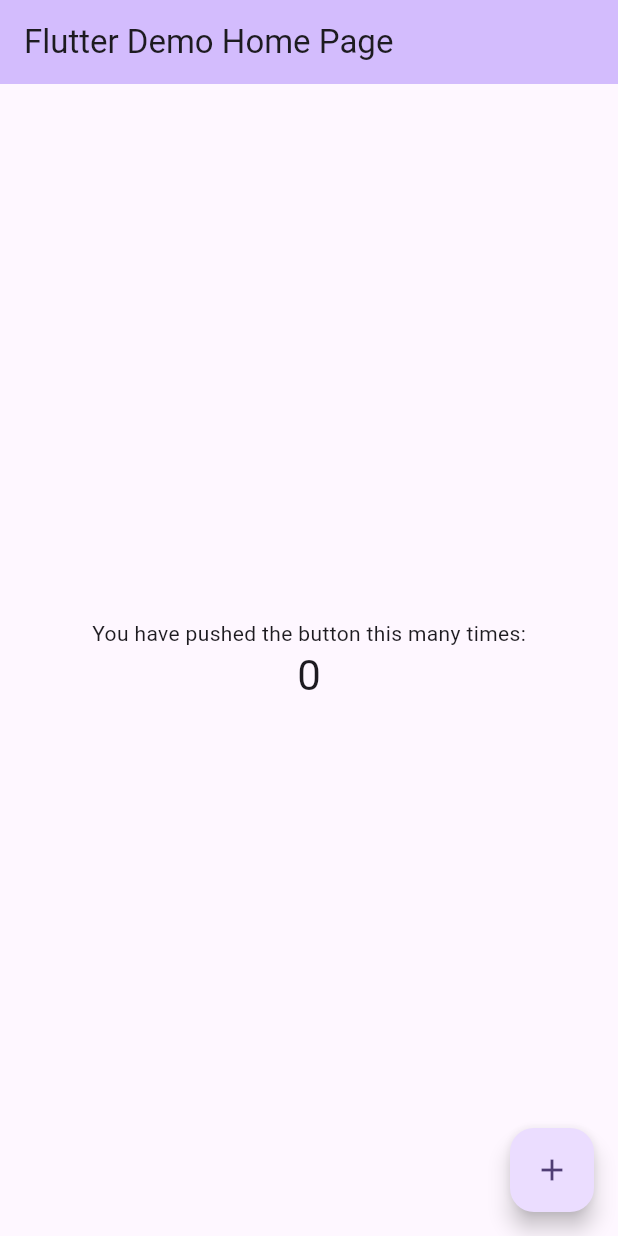
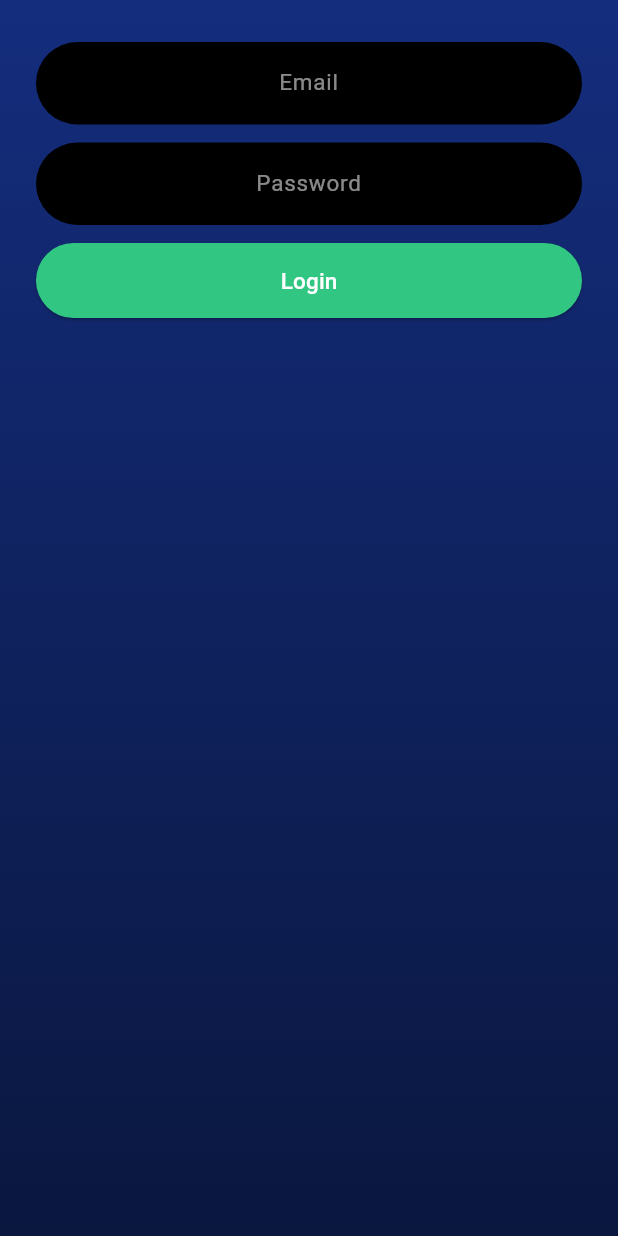
Before and after one commit to Tona-Mangobyte/flutter-fundamentals, a Flutter app: the screen it shows after launch, on a phone screen of 412 x 824 dp. Run offline on Flutter 3.47's test engine with Material 3 defaults, Android fonts, the phone set to English and light mode, and no system bars; Roboto replaces fonts that are missing (SF Pro Text, Regular, SF Pro Text, Semibold).

Commit message:
make simple login-screen

```diff
--- /dev/null
+++ b/simple_demo/lib/constants/app_color.dart
@@ -0,0 +1,18 @@
+import 'package:flutter/material.dart';
+
+mixin AppColors {
+  static LinearGradient gradientPrimary = const LinearGradient(
+      begin: Alignment.topCenter,
+      end: Alignment.bottomCenter,
+      colors: [Color(0xFF142D7D), Color(0xFF0A173F)]);
+  static Color primary = const Color(0xFF142D7D);
+  static Color secondary = const Color(0xFF31C782);
+  static Color primaryDark = const Color(0xFF333333);
+  static Color primaryDarkWithAlpha = const Color(0x80333333);
+  static Color lightGray = const Color(0xFFEBEBEB);
+  static Color shadowColor = const Color(0x33000000);
+  static Color brightRed = const Color(0xFFE6011A);
+  static Color facebook = const Color(0xFF4267B2);
+  static Color green = const Color(0xFF31C782);
+  static Color divider = const Color(0xFFE6E6E6);
+}
--- /dev/null
+++ b/simple_demo/lib/constants/dimens.dart
@@ -0,0 +1,14 @@
+class Dimens {
+  static const double smallFont = 12.0;
+  static const double normalFont = 15.0;
+  static const double tabBarAssetHeight = 24.0;
+  static const double extraLargeFont = 25.0;
+  static const double doubleExtraLargeFont = 50.0;
+
+  static const double smallMargin = 4.0;
+  static const double normalMargin = 8.0;
+  static const double bigMargin = 16.0;
+  static const double largeMargin = 24.0;
+  static const double extraLargeMargin = 32.0;
+  static const double doubleExtraLargeMargin = 64.0;
+}
--- /dev/null
+++ b/simple_demo/lib/constants/fonts.dart
@@ -0,0 +1,4 @@
+mixin Fonts {
+  static const String sfProTextRegular = 'SF Pro Text, Regular';
+  static const String sfProTextSemibold = 'SF Pro Text, Semibold';
+}
--- /dev/null
+++ b/simple_demo/lib/constants/images.dart
@@ -0,0 +1,4 @@
+mixin Images {
+  static String icFacebook = 'assets/images/ic_facebook.png';
+  static String icShop = 'assets/images/ic_shop.png';
+}
--- a/simple_demo/lib/main.dart
+++ b/simple_demo/lib/main.dart
@@ -1,4 +1,5 @@
 import 'package:flutter/material.dart';
+import 'package:simple_demo/screens/login/login_screen.dart';
 
 void main() {
   runApp(const MyApp());
@@ -13,113 +14,10 @@ class MyApp extends StatelessWidget {
     return MaterialApp(
       title: 'Flutter Demo',
       theme: ThemeData(
-        // This is the theme of your application.
-        //
-        // TRY THIS: Try running your application with "flutter run". You'll see
-        // the application has a purple toolbar. Then, without quitting the app,
-        // try changing the seedColor in the colorScheme below to Colors.green
-        // and then invoke "hot reload" (save your changes or press the "hot
-        // reload" button in a Flutter-supported IDE, or press "r" if you used
-        // the command line to start the app).
-        //
-        // Notice that the counter didn't reset back to zero; the application
-        // state is not lost during the reload. To reset the state, use hot
-        // restart instead.
-        //
-        // This works for code too, not just values: Most code changes can be
-        // tested with just a hot reload.
         colorScheme: ColorScheme.fromSeed(seedColor: Colors.deepPurple),
         useMaterial3: true,
       ),
-      home: const MyHomePage(title: 'Flutter Demo Home Page'),
+      home: const LoginScreen(),
     );
   }
 }
-
-class MyHomePage extends StatefulWidget {
-  const MyHomePage({super.key, required this.title});
-
-  // This widget is the home page of your application. It is stateful, meaning
-  // that it has a State object (defined below) that contains fields that affect
-  // how it looks.
-
-  // This class is the configuration for the state. It holds the values (in this
-  // case the title) provided by the parent (in this case the App widget) and
-  // used by the build method of the State. Fields in a Widget subclass are
-  // always marked "final".
-
-  final String title;
-
-  @override
-  State<MyHomePage> createState() => _MyHomePageState();
-}
-
-class _MyHomePageState extends State<MyHomePage> {
-  int _counter = 0;
-
-  void _incrementCounter() {
-    setState(() {
-      // This call to setState tells the Flutter framework that something has
-      // changed in this State, which causes it to rerun the build method below
-      // so that the display can reflect the updated values. If we changed
-      // _counter without calling setState(), then the build method would not be
-      // called again, and so nothing would appear to happen.
-      _counter++;
-    });
-  }
-
-  @override
-  Widget build(BuildContext context) {
-    // This method is rerun every time setState is called, for instance as done
-    // by the _incrementCounter method above.
-    //
-    // The Flutter framework has been optimized to make rerunning build methods
-    // fast, so that you can just rebuild anything that needs updating rather
-    // than having to individually change instances of widgets.
-    return Scaffold(
-      appBar: AppBar(
-        // TRY THIS: Try changing the color here to a specific color (to
-        // Colors.amber, perhaps?) and trigger a hot reload to see the AppBar
-        // change color while the other colors stay the same.
-        backgroundColor: Theme.of(context).colorScheme.inversePrimary,
-        // Here we take the value from the MyHomePage object that was created by
-        // the App.build method, and use it to set our appbar title.
-        title: Text(widget.title),
-      ),
-      body: Center(
-        // Center is a layout widget. It takes a single child and positions it
-        // in the middle of the parent.
-        child: Column(
-          // Column is also a layout widget. It takes a list of children and
-          // arranges them vertically. By default, it sizes itself to fit its
-          // children horizontally, and tries to be as tall as its parent.
-          //
-          // Column has various properties to control how it sizes itself and
-          // how it positions its children. Here we use mainAxisAlignment to
-          // center the children vertically; the main axis here is the vertical
-          // axis because Columns are vertical (the cross axis would be
-          // horizontal).
-          //
-          // TRY THIS: Invoke "debug painting" (choose the "Toggle Debug Paint"
-          // action in the IDE, or press "p" in the console), to see the
-          // wireframe for each widget.
-          mainAxisAlignment: MainAxisAlignment.center,
-          children: <Widget>[
-            const Text(
-              'You have pushed the button this many times:',
-            ),
-            Text(
-              '$_counter',
-              style: Theme.of(context).textTheme.headlineMedium,
-            ),
-          ],
-        ),
-      ),
-      floatingActionButton: FloatingActionButton(
-        onPressed: _incrementCounter,
-        tooltip: 'Increment',
-        child: const Icon(Icons.add),
-      ), // This trailing comma makes auto-formatting nicer for build methods.
-    );
-  }
-}
--- /dev/null
+++ b/simple_demo/lib/screens/login/login_screen.dart
@@ -0,0 +1,134 @@
+import 'package:flutter/material.dart';
+
+import '../../constants/app_color.dart';
+import '../../widgets/radius_button.dart';
+import '../../widgets/radius_text_field.dart';
+
+class LoginScreen extends StatefulWidget {
+  const LoginScreen({Key? key}) : super(key: key);
+
+  @override
+  State<LoginScreen> createState() => _LoginScreenState();
+}
+
+class _LoginScreenState extends State<LoginScreen> {
+  final GlobalKey<ScaffoldState> _scaffoldKey = GlobalKey<ScaffoldState>();
+  final GlobalKey<FormState> _formKey = GlobalKey<FormState>();
+
+  late TextEditingController _emailController;
+  late TextEditingController _passwordController;
+  late FocusNode _passwordFocusNode;
+
+  bool isEmail(String input) => RegExp(
+      r'^(([^<>()[\]\\.,;:\s@\"]+(\.[^<>()[\]\\.,;:\s@\"]+)*)|(\".+\"))@((\[[0-9]{1,3}\.[0-9]{1,3}\.[0-9]{1,3}\.[0-9]{1,3}\])|(([a-zA-Z\-0-9]+\.)+[a-zA-Z]{2,}))$')
+      .hasMatch(input);
+  bool isPhone(String input) =>
+      RegExp(r'^[\+]?[(]?[0-9]{3}[)]?[-\s\.]?[0-9]{3}[-\s\.]?[0-9]{3,4}$')
+          .hasMatch(input);
+
+  @override
+  void initState() {
+    super.initState();
+    _emailController = TextEditingController();
+    _passwordController = TextEditingController();
+    _passwordFocusNode = FocusNode();
+  }
+
+  @override
+  void dispose() {
+    super.dispose();
+    _emailController.dispose();
+    _passwordController.dispose();
+    _passwordFocusNode.dispose();
+  }
+
+  @override
+  Widget build(BuildContext context) {
+    return Scaffold(
+      body: GestureDetector(
+        onTap: () => FocusScope.of(context).unfocus(),
+        child: Scaffold(
+          key: _scaffoldKey,
+          body: Container(
+            height: double.infinity,
+            decoration: BoxDecoration(gradient: AppColors.gradientPrimary),
+            child: SafeArea(
+              child: SingleChildScrollView(
+                child: Stack(
+                  children: [
+                    Padding(
+                        padding: const EdgeInsets.symmetric(
+                          vertical: 16,
+                          horizontal: 24,
+                        ),
+                      child: Column(
+                        children: [
+                          _buildLoginForm(),
+                          _buildLoginButton(),
+                        ],
+                      ),
+                    )
+                  ],
+                ),
+              ),
+            ),
+          )
+        ),
+      ),
+    );
+  }
+
+  Widget _buildLoginForm() {
+    return Form(
+      key: _formKey,
+      child: Column(
+        children: [
+          Container(
+            margin: const EdgeInsets.symmetric(vertical: 12),
+            child: RadiusTextField(
+              controller: _emailController,
+              hintText: 'Email',
+              keyboardType: TextInputType.emailAddress,
+              textInputAction: TextInputAction.next,
+              onEditingComplete: () {
+                FocusScope.of(context).requestFocus(_passwordFocusNode);
+              },
+              validator: (text) {
+                if (text!.isEmpty) {
+                  return 'Please enter email or phone';
+                } else if (!isEmail(text) && !isPhone(text)) {
+                  return 'Please enter valid email or phone';
+                }
+                return null;
+              },
+            ),
+          ),
+          RadiusTextField(
+            focusNode: _passwordFocusNode,
+            controller: _passwordController,
+            hintText: 'Password',
+            obscureText: true,
+            textInputAction: TextInputAction.done,
+          ),
+        ],
+      ),
+    );
+  }
+
+  Widget _buildLoginButton() {
+    return Padding(
+      padding: const EdgeInsets.only(top: 12.0),
+      child: RadiusButton(
+        text: 'Login',
+        textColor: Colors.white,
+        color: AppColors.green,
+        onPressed: _authProcess,
+      ),
+    );
+  }
+
+  void _authProcess() {
+    FocusScope.of(context).unfocus();
+    if (!_formKey.currentState!.validate()) return;
+  }
+}
--- /dev/null
+++ b/simple_demo/lib/widgets/radius_button.dart
@@ -0,0 +1,30 @@
+import 'package:flutter/material.dart';
+import 'package:simple_demo/widgets/text_semi_bold.dart';
+
+class RadiusButton extends ElevatedButton {
+  RadiusButton({Key? key,
+    required String text,
+    Color? color,
+    required Color textColor,
+    required VoidCallback? onPressed,
+    Widget? child,
+    double height = 50
+  }) : super(key: key,
+      onPressed: onPressed,
+      style: ElevatedButton.styleFrom(
+          backgroundColor: color,
+          shape: RoundedRectangleBorder(
+            borderRadius: BorderRadius.circular(25),
+          )
+      ),
+      child: child ?? SizedBox(
+        height: height,
+        child: Center(
+          child: TextSemiBold(
+            text: text,
+            color: textColor,
+          ),
+        ),
+      )
+  );
+}
--- /dev/null
+++ b/simple_demo/lib/widgets/radius_text_field.dart
@@ -0,0 +1,59 @@
+import 'package:flutter/material.dart';
+import 'package:flutter/services.dart';
+import 'package:simple_demo/widgets/text_style_regular.dart';
+
+import '../constants/dimens.dart';
+
+class RadiusTextField extends TextFormField {
+  RadiusTextField({Key? key,
+    TextAlign textAlign = TextAlign.center,
+    TextStyle style = const TextStyleRegular(),
+    TextInputType keyboardType = TextInputType.text,
+    String hintText = '',
+    bool obscureText = false,
+    required TextEditingController controller,
+    FocusNode? focusNode,
+    String? errorText,
+    TextInputAction? textInputAction,
+    VoidCallback? onEditingComplete,
+    bool? enabled,
+    int? maxLength,
+    FormFieldValidator<String>? validator,
+    ValueChanged<String>? onChanged,
+    List<TextInputFormatter>? inputFormatters,
+    GestureTapCallback? onTap,
+  }) : super(key: key,
+    maxLength: maxLength,
+    textAlign: textAlign,
+    enabled: enabled,
+    style: style,
+    onTap: onTap,
+    validator: validator,
+    keyboardType: keyboardType,
+    focusNode: focusNode,
+    textInputAction: textInputAction,
+    onEditingComplete: onEditingComplete,
+    onChanged: onChanged,
+    inputFormatters: inputFormatters,
+    decoration: InputDecoration(
+      errorText: errorText,
+      errorStyle: const TextStyleRegular(
+        color: Colors.red,
+        fontSize: Dimens.smallFont,
+      ),
+      hintText: hintText,
+      hintStyle: const TextStyleRegular(color: Colors.white54),
+      alignLabelWithHint: true,
+      filled: true,
+      border: OutlineInputBorder(
+        borderRadius: BorderRadius.circular(32.0),
+        borderSide: const BorderSide(width: 0, style: BorderStyle.none),
+      ),
+      contentPadding: const EdgeInsets.all(16.0),
+      fillColor: Colors.black,
+      counterText: '',
+    ),
+    obscureText: obscureText,
+    controller: controller,
+  );
+}
--- /dev/null
+++ b/simple_demo/lib/widgets/text_semi_bold.dart
@@ -0,0 +1,35 @@
+import 'package:flutter/material.dart';
+
+import '../constants/dimens.dart';
+import '../constants/fonts.dart';
+
+class TextSemiBold extends Text {
+  TextSemiBold({Key? key,
+    required this.text,
+    this.fontSize = Dimens.normalFont,
+    this.fontFamily = Fonts.sfProTextSemibold,
+    this.color = Colors.white,
+    this.height,
+    TextAlign? textAlign,
+    int? maxLines,
+    FontWeight? fontWeight
+  }) : super(key: key,
+    text,
+    textAlign: textAlign,
+    maxLines: maxLines,
+    overflow: maxLines == null ? null : TextOverflow.ellipsis,
+    style: TextStyle(
+      fontFamily: fontFamily,
+      fontSize: fontSize,
+      color: color,
+      height: height,
+      fontWeight: fontWeight,
+    ),
+  );
+
+  final String text;
+  final double fontSize;
+  final double? height;
+  final String fontFamily;
+  final Color color;
+}
--- /dev/null
+++ b/simple_demo/lib/widgets/text_style_regular.dart
@@ -0,0 +1,16 @@
+import 'package:flutter/material.dart';
+
+import '../constants/dimens.dart';
+import '../constants/fonts.dart';
+
+class TextStyleRegular extends TextStyle {
+  const TextStyleRegular({
+    fontFamily = Fonts.sfProTextRegular,
+    fontSize = Dimens.normalFont,
+    color = Colors.white,
+  }) : super(
+    fontFamily: fontFamily,
+    fontSize: fontSize,
+    color: color,
+  );
+}
--- a/simple_demo/pubspec.yaml
+++ b/simple_demo/pubspec.yaml
@@ -59,9 +59,9 @@ flutter:
   uses-material-design: true
 
   # To add assets to your application, add an assets section, like this:
-  # assets:
-  #   - images/a_dot_burr.jpeg
-  #   - images/a_dot_ham.jpeg
+  assets:
+    - assets/fonts/
+    - assets/images/
 
   # An image asset can refer to one or more resolution-specific "variants", see
   # https://flutter.dev/assets-and-images/#resolution-aware
```
Also changed, not shown: simple_demo/assets/fonts/SF-Pro-Text-Regular.otf (added), simple_demo/assets/fonts/SF-Pro-Text-Semibold.otf (added), simple_demo/assets/images/ic_facebook.png (added), simple_demo/assets/images/ic_shop.png (added).
